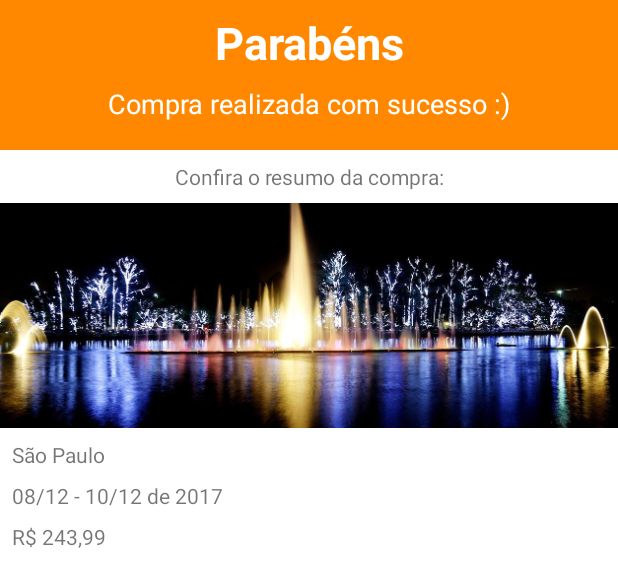
After one commit to leandroalsilva/Alura_Android_Parte_V, an Android app: the layout activity_resumo_compra.xml on its own in the app's theme, with its tools: preview values and no code run, on a phone screen of 412 x 824 dp. The commit adds this screen. Shown: the top 587 px of the screen. Run offline under Robolectric (Android 15) with nearby library versions, the phone set to English and light mode, and no system bars.

Commit message:
Criando a tela de resumo da compra

```diff
--- a/app/src/main/AndroidManifest.xml
+++ b/app/src/main/AndroidManifest.xml
@@ -9,7 +9,8 @@
         android:roundIcon="@mipmap/ic_launcher_round"
         android:supportsRtl="true"
         android:theme="@style/Theme.AluraViagens">
-        <activity android:name=".ui.activity.PagamentoActivity"></activity>
+        <activity android:name=".ui.activity.ResumoCompraActivity"></activity>
+        <activity android:name=".ui.activity.PagamentoActivity" />
         <activity android:name=".ui.activity.ResumoPacoteActivity" />
         <activity android:name=".ui.activity.ListaPacotesActivity">
             <intent-filter>
--- a/app/src/main/java/com/example/aluraviagens/ui/activity/PagamentoActivity.java
+++ b/app/src/main/java/com/example/aluraviagens/ui/activity/PagamentoActivity.java
@@ -2,6 +2,7 @@ package com.example.aluraviagens.ui.activity;
 
 import androidx.appcompat.app.AppCompatActivity;
 
+import android.content.Intent;
 import android.os.Bundle;
 import android.widget.TextView;
 
@@ -26,6 +27,9 @@ public class PagamentoActivity extends AppCompatActivity {
                 new BigDecimal("243.99"));
 
         mostraPreco(pacoteSaoPaulo);
+
+        Intent intent = new Intent(this, ResumoCompraActivity.class);
+        startActivity(intent);
     }
 
     private void mostraPreco(Pacote pacote) {
--- /dev/null
+++ b/app/src/main/java/com/example/aluraviagens/ui/activity/ResumoCompraActivity.java
@@ -0,0 +1,16 @@
+package com.example.aluraviagens.ui.activity;
+
+import androidx.appcompat.app.AppCompatActivity;
+
+import android.os.Bundle;
+
+import com.example.aluraviagens.R;
+
+public class ResumoCompraActivity extends AppCompatActivity {
+
+    @Override
+    protected void onCreate(Bundle savedInstanceState) {
+        super.onCreate(savedInstanceState);
+        setContentView(R.layout.activity_resumo_compra);
+    }
+}
--- /dev/null
+++ b/app/src/main/res/layout/activity_resumo_compra.xml
@@ -0,0 +1,101 @@
+<?xml version="1.0" encoding="utf-8"?>
+<androidx.constraintlayout.widget.ConstraintLayout xmlns:android="http://schemas.android.com/apk/res/android"
+    xmlns:app="http://schemas.android.com/apk/res-auto"
+    xmlns:tools="http://schemas.android.com/tools"
+    android:layout_width="match_parent"
+    android:layout_height="match_parent"
+    tools:context=".ui.activity.ResumoCompraActivity">
+
+    <ImageView
+        android:id="@+id/imageView2"
+        android:layout_width="0dp"
+        android:layout_height="100dp"
+        app:layout_constraintBottom_toBottomOf="parent"
+        app:layout_constraintEnd_toEndOf="parent"
+        app:layout_constraintHorizontal_bias="0.0"
+        app:layout_constraintStart_toStartOf="parent"
+        app:layout_constraintTop_toTopOf="parent"
+        app:layout_constraintVertical_bias="0.0"
+        app:srcCompat="@android:color/holo_orange_dark" />
+
+    <TextView
+        android:id="@+id/textView"
+        android:layout_width="wrap_content"
+        android:layout_height="wrap_content"
+        android:layout_marginTop="8dp"
+        android:text="Parabéns"
+        android:textAlignment="center"
+        android:textColor="@color/white"
+        android:textSize="30sp"
+        android:textStyle="bold"
+        app:layout_constraintBottom_toBottomOf="@+id/imageView2"
+        app:layout_constraintEnd_toEndOf="@+id/imageView2"
+        app:layout_constraintHorizontal_bias="0.5"
+        app:layout_constraintStart_toStartOf="@+id/imageView2"
+        app:layout_constraintTop_toTopOf="@+id/imageView2"
+        app:layout_constraintVertical_bias="0.0" />
+
+    <TextView
+        android:id="@+id/textView2"
+        android:layout_width="wrap_content"
+        android:layout_height="wrap_content"
+        android:layout_marginTop="8dp"
+        android:text="Compra realizada com sucesso :)"
+        android:textAlignment="center"
+        android:textColor="@color/white"
+        android:textSize="18sp"
+
+        app:layout_constraintEnd_toEndOf="@+id/textView"
+        app:layout_constraintStart_toStartOf="@+id/textView"
+        app:layout_constraintTop_toBottomOf="@+id/textView" />
+
+    <TextView
+        android:id="@+id/textView3"
+        android:layout_width="wrap_content"
+        android:layout_height="wrap_content"
+        android:layout_marginTop="8dp"
+        android:text="Confira o resumo da compra:"
+        android:textAlignment="center"
+        app:layout_constraintEnd_toEndOf="parent"
+        app:layout_constraintStart_toStartOf="parent"
+        app:layout_constraintTop_toBottomOf="@+id/imageView2" />
+
+    <ImageView
+        android:id="@+id/imageView3"
+        android:layout_width="0dp"
+        android:layout_height="150dp"
+        android:layout_marginTop="8dp"
+        android:scaleType="centerCrop"
+        app:layout_constraintEnd_toEndOf="parent"
+        app:layout_constraintStart_toStartOf="parent"
+        app:layout_constraintTop_toBottomOf="@+id/textView3"
+        app:srcCompat="@drawable/sao_paulo_sp" />
+
+    <TextView
+        android:id="@+id/textView4"
+        android:layout_width="wrap_content"
+        android:layout_height="wrap_content"
+        android:layout_marginStart="8dp"
+        android:layout_marginTop="8dp"
+        app:layout_constraintStart_toStartOf="parent"
+        app:layout_constraintTop_toBottomOf="@+id/imageView3"
+        tools:text="São Paulo" />
+
+    <TextView
+        android:id="@+id/textView5"
+        android:layout_width="wrap_content"
+        android:layout_height="wrap_content"
+        android:layout_marginTop="8dp"
+        app:layout_constraintStart_toStartOf="@+id/textView4"
+        app:layout_constraintTop_toBottomOf="@+id/textView4"
+        tools:text="08/12 - 10/12 de 2017" />
+
+    <TextView
+        android:id="@+id/textView6"
+        android:layout_width="wrap_content"
+        android:layout_height="wrap_content"
+        android:layout_marginTop="8dp"
+        app:layout_constraintStart_toStartOf="@+id/textView5"
+        app:layout_constraintTop_toBottomOf="@+id/textView5"
+        tools:text="R$ 243,99" />
+</androidx.constraintlayout.widget.ConstraintLayout>
```
